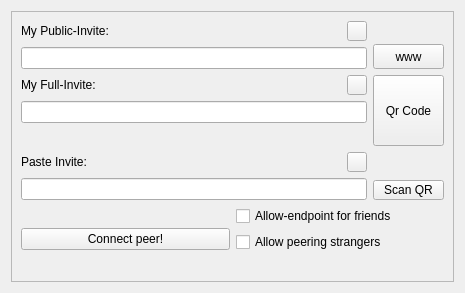
Old version of the form src-gui/quickstartdialog.ui in the repository yedino/galaxy42.
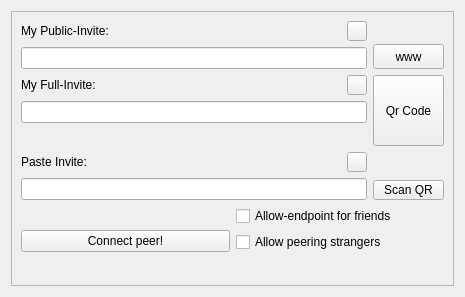
New version of the form. Icons and pictures are not drawn.

Commit message: limits in text fields in gui

The edit to the form file:
```diff
--- a/src-gui/quickstartdialog.ui
+++ b/src-gui/quickstartdialog.ui
@@ -7,7 +7,7 @@
     <x>0</x>
     <y>0</y>
     <width>465</width>
-    <height>293</height>
+    <height>297</height>
    </rect>
   </property>
   <property name="sizePolicy">
@@ -31,7 +31,7 @@
         <x>0</x>
         <y>0</y>
         <width>445</width>
-        <height>273</height>
+        <height>277</height>
        </rect>
       </property>
       <layout class="QVBoxLayout" name="verticalLayout_5">
```
Left out of the diff: 3 changed lines with no effect on the pictures. The commit also changes 2 other files.
